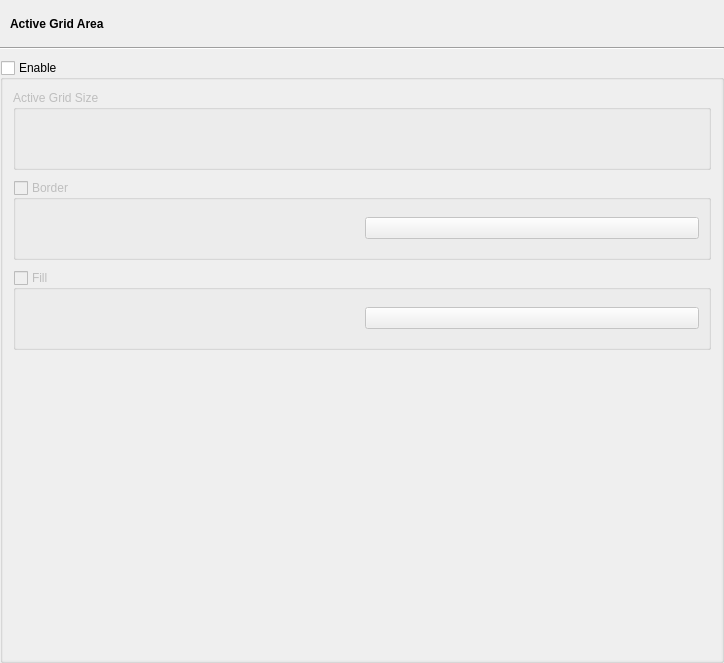
Qt form src/airunner/widgets/active_grid_settings/templates/active_grid_settings.ui (Capsize-Games/airunner) before a commit.
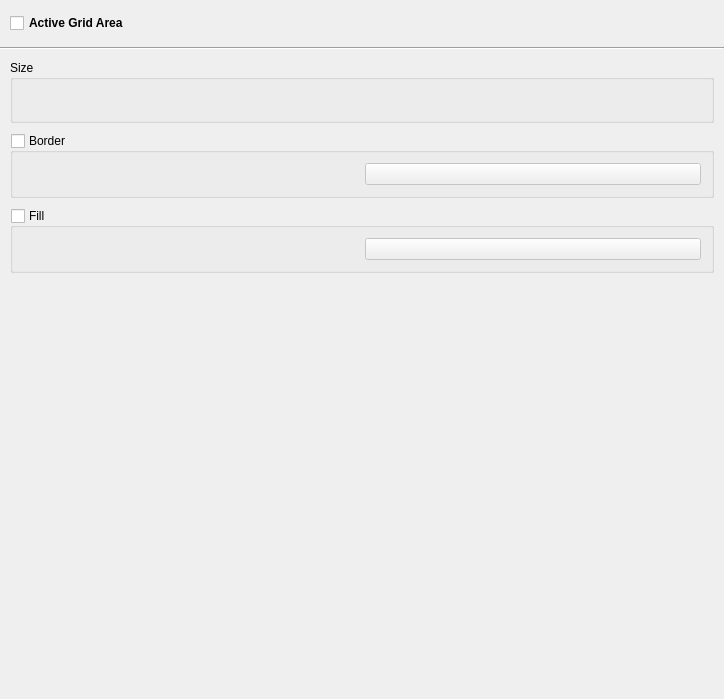
The same form after that commit. Custom widgets are drawn as their Qt base class.

What changed in the file:
```diff
--- a/src/airunner/widgets/active_grid_settings/templates/active_grid_settings.ui
+++ b/src/airunner/widgets/active_grid_settings/templates/active_grid_settings.ui
@@ -7,7 +7,7 @@
     <x>0</x>
     <y>0</y>
     <width>724</width>
-    <height>663</height>
+    <height>699</height>
    </rect>
   </property>
   <property name="windowTitle">
@@ -29,41 +29,59 @@
    <property name="verticalSpacing">
     <number>10</number>
    </property>
-   <item row="1" column="0">
+   <item row="0" column="0">
+    <widget class="QWidget" name="widget" native="true">
+     <property name="sizePolicy">
+      <sizepolicy hsizetype="Preferred" vsizetype="Minimum">
+       <horstretch>0</horstretch>
+       <verstretch>0</verstretch>
+      </sizepolicy>
+     </property>
+     <property name="minimumSize">
+      <size>
+       <width>0</width>
+       <height>37</height>
+      </size>
+     </property>
+     <layout class="QGridLayout" name="gridLayout_2">
+      <property name="leftMargin">
+       <number>10</number>
+      </property>
+      <property name="topMargin">
+       <number>10</number>
+      </property>
+      <property name="rightMargin">
+       <number>10</number>
+      </property>
+      <property name="bottomMargin">
+       <number>0</number>
+      </property>
+      <property name="verticalSpacing">
+       <number>0</number>
+      </property>
+      <item row="0" column="0">
+       <widget class="QCheckBox" name="active_grid_area_checkbox">
+        <property name="font">
+         <font>
+          <bold>true</bold>
+         </font>
+        </property>
+        <property name="text">
+         <string>Active Grid Area</string>
+        </property>
+       </widget>
+      </item>
+     </layout>
+    </widget>
+   </item>
+   <item row="1" column="0" colspan="2">
     <widget class="Line" name="line">
      <property name="orientation">
       <enum>Qt::Orientation::Horizontal</enum>
      </property>
     </widget>
    </item>
-   <item row="2" column="0">
-    <widget class="QGroupBox" name="active_grid_area_groupbox">
-     <property name="title">
-      <string>Enable</string>
-     </property>
-     <property name="checkable">
-      <bool>true</bool>
-     </property>
-     <property name="checked">
-      <bool>false</bool>
-     </property>
-     <layout class="QGridLayout" name="gridLayout_4">
-      <property name="leftMargin">
-       <number>0</number>
-      </property>
-      <property name="topMargin">
-       <number>0</number>
-      </property>
-      <property name="rightMargin">
-       <number>0</number>
-      </property>
-      <property name="bottomMargin">
-       <number>0</number>
-      </property>
-      <property name="verticalSpacing">
-       <number>0</number>
-      </property>
-      <item row="3" column="0">
+   <item row="2" column="0" colspan="2">
        <widget class="QScrollArea" name="scrollArea">
         <property name="frameShape">
          <enum>QFrame::Shape::NoFrame</enum>
@@ -79,8 +97,8 @@
           <rect>
            <x>0</x>
            <y>0</y>
-           <width>718</width>
-           <height>577</height>
+        <width>724</width>
+        <height>639</height>
           </rect>
          </property>
          <layout class="QGridLayout" name="gridLayout_3">
@@ -88,7 +106,7 @@
            <number>10</number>
           </property>
           <property name="topMargin">
-           <number>10</number>
+        <number>0</number>
           </property>
           <property name="rightMargin">
            <number>10</number>
@@ -110,13 +128,28 @@
             <property name="minimumSize">
              <size>
               <width>0</width>
-              <height>80</height>
+           <height>0</height>
              </size>
             </property>
             <property name="title">
-             <string>Active Grid Size</string>
+          <string>Size</string>
+         </property>
+         <property name="flat">
+          <bool>false</bool>
             </property>
             <layout class="QHBoxLayout" name="horizontalLayout">
+          <property name="leftMargin">
+           <number>10</number>
+          </property>
+          <property name="topMargin">
+           <number>10</number>
+          </property>
+          <property name="rightMargin">
+           <number>10</number>
+          </property>
+          <property name="bottomMargin">
+           <number>10</number>
+          </property>
              <item>
               <widget class="SliderWidget" name="width_slider_widget" native="true">
                <property name="minimumSize">
@@ -223,7 +256,7 @@
             <property name="minimumSize">
              <size>
               <width>0</width>
-              <height>80</height>
+           <height>0</height>
              </size>
             </property>
             <property name="title">
@@ -236,6 +269,18 @@
              <bool>false</bool>
             </property>
             <layout class="QHBoxLayout" name="horizontalLayout_2">
+          <property name="leftMargin">
+           <number>10</number>
+          </property>
+          <property name="topMargin">
+           <number>10</number>
+          </property>
+          <property name="rightMargin">
+           <number>10</number>
+          </property>
+          <property name="bottomMargin">
+           <number>10</number>
+          </property>
              <item>
               <widget class="SliderWidget" name="border_opacity_slider_widget" native="true">
                <property name="spinbox_single_step" stdset="0">
@@ -278,6 +323,12 @@
              </item>
              <item>
               <widget class="QPushButton" name="border_choose_color_button">
+            <property name="sizePolicy">
+             <sizepolicy hsizetype="Minimum" vsizetype="Preferred">
+              <horstretch>0</horstretch>
+              <verstretch>0</verstretch>
+             </sizepolicy>
+            </property>
                <property name="cursor">
                 <cursorShape>PointingHandCursor</cursorShape>
                </property>
@@ -300,7 +351,7 @@
             <property name="minimumSize">
              <size>
               <width>0</width>
-              <height>80</height>
+           <height>0</height>
              </size>
             </property>
             <property name="title">
@@ -313,6 +364,18 @@
              <bool>false</bool>
             </property>
             <layout class="QHBoxLayout" name="horizontalLayout_3">
+          <property name="leftMargin">
+           <number>10</number>
+          </property>
+          <property name="topMargin">
+           <number>10</number>
+          </property>
+          <property name="rightMargin">
+           <number>10</number>
+          </property>
+          <property name="bottomMargin">
+           <number>10</number>
+          </property>
              <item>
               <widget class="SliderWidget" name="fill_opacity_slider_widget" native="true">
                <property name="spinbox_single_step" stdset="0">
@@ -355,6 +418,12 @@
              </item>
              <item>
               <widget class="QPushButton" name="fill_choose_color_button">
+            <property name="sizePolicy">
+             <sizepolicy hsizetype="Minimum" vsizetype="Preferred">
+              <horstretch>0</horstretch>
+              <verstretch>0</verstretch>
+             </sizepolicy>
+            </property>
                <property name="cursor">
                 <cursorShape>PointingHandCursor</cursorShape>
                </property>
@@ -385,54 +454,6 @@
       </item>
      </layout>
     </widget>
-   </item>
-   <item row="0" column="0">
-    <widget class="QWidget" name="widget" native="true">
-     <property name="sizePolicy">
-      <sizepolicy hsizetype="Preferred" vsizetype="Minimum">
-       <horstretch>0</horstretch>
-       <verstretch>0</verstretch>
-      </sizepolicy>
-     </property>
-     <property name="minimumSize">
-      <size>
-       <width>0</width>
-       <height>37</height>
-      </size>
-     </property>
-     <layout class="QGridLayout" name="gridLayout_2">
-      <property name="leftMargin">
-       <number>10</number>
-      </property>
-      <property name="topMargin">
-       <number>10</number>
-      </property>
-      <property name="rightMargin">
-       <number>10</number>
-      </property>
-      <property name="bottomMargin">
-       <number>0</number>
-      </property>
-      <property name="verticalSpacing">
-       <number>0</number>
-      </property>
-      <item row="0" column="0">
-       <widget class="QLabel" name="label">
-        <property name="font">
-         <font>
-          <bold>true</bold>
-         </font>
-        </property>
-        <property name="text">
-         <string>Active Grid Area</string>
-        </property>
-       </widget>
-      </item>
-     </layout>
-    </widget>
-   </item>
-  </layout>
- </widget>
  <customwidgets>
   <customwidget>
    <class>SliderWidget</class>
```
Left out of the diff: 76 changed lines with no effect on the pictures. Lines whose indentation alone changed are shown as unchanged.
